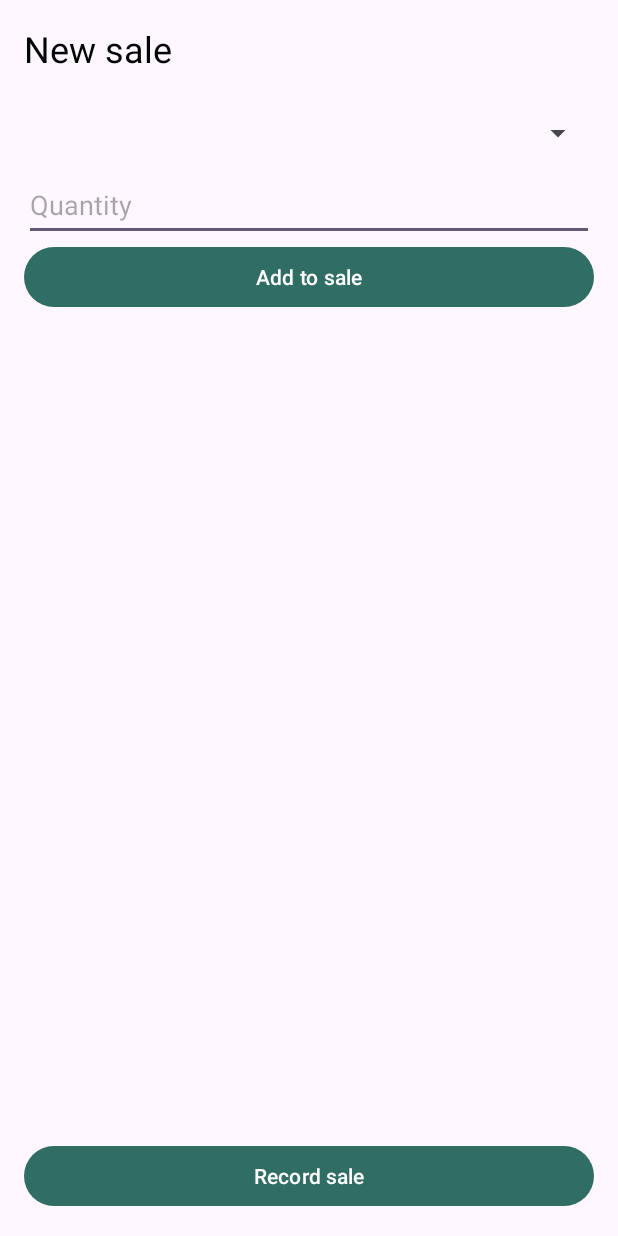
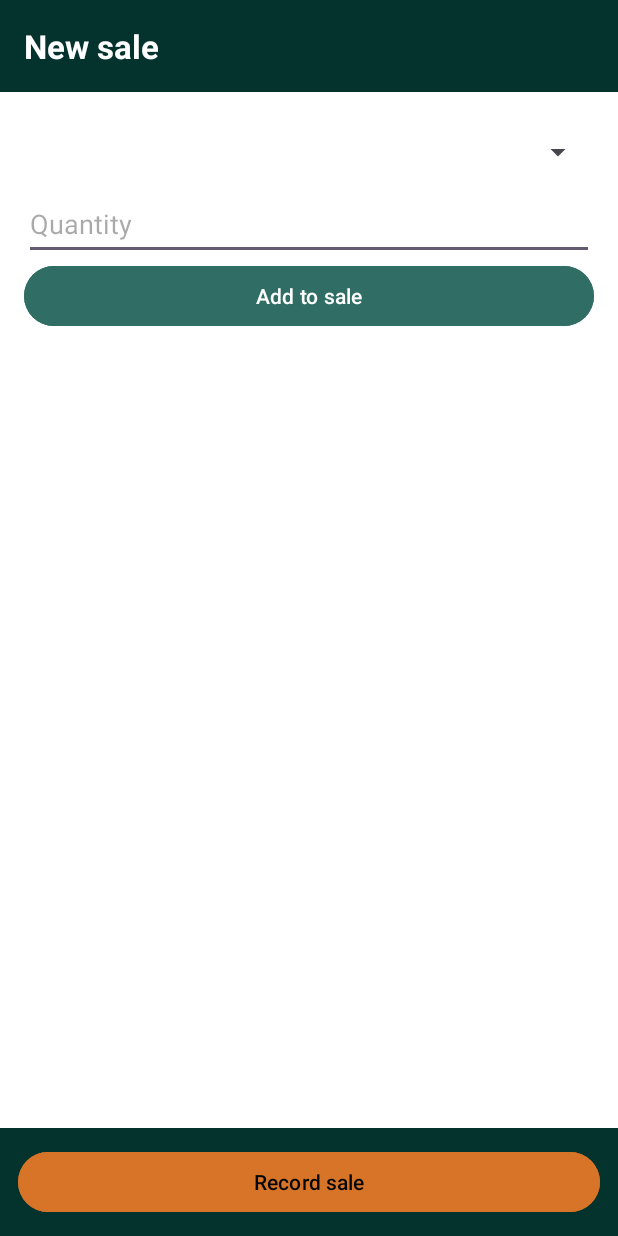
Before and after one commit to M-Ndanu/StockSense, an Android app: the NewSaleActivity screen opened directly, with no data from a screen before it, on a phone screen of 412 x 824 dp. Run offline under Robolectric (Android 15) with nearby library versions, the phone set to English and light mode, and no system bars; 1 statement that could not run was skipped.

Commit message:
polish: green header and bottom strip on new sale and sale summary

```diff
--- a/app/src/main/res/layout/activity_new_sale.xml
+++ b/app/src/main/res/layout/activity_new_sale.xml
@@ -3,25 +3,31 @@
     android:layout_width="match_parent"
     android:layout_height="match_parent"
     android:fitsSystemWindows="true"
+    android:background="@color/stocksense_dark"
     android:orientation="vertical">
-<LinearLayout xmlns:android="http://schemas.android.com/apk/res/android"
+
+    <TextView
         android:layout_width="match_parent"
-    android:layout_height="match_parent"
+        android:layout_height="wrap_content"
+        android:background="@color/stocksense_dark"
+        android:padding="16dp"
+        android:text="@string/sales_title_new_sale"
+        android:textColor="@color/white"
+        android:textSize="22sp"
+        android:textStyle="bold" />
+
+    <LinearLayout
+        android:layout_width="match_parent"
+        android:layout_height="0dp"
+        android:layout_weight="1"
+        android:background="@color/white"
         android:orientation="vertical"
         android:padding="16dp">
-
-    <TextView
-        android:layout_width="wrap_content"
-        android:layout_height="wrap_content"
-        android:text="@string/sales_title_new_sale"
-        android:textColor="@color/stocksense_text"
-        android:textSize="24sp" />
 
         <Spinner
             android:id="@+id/spProducts"
             android:layout_width="match_parent"
-        android:layout_height="48dp"
-        android:layout_marginTop="16dp" />
+            android:layout_height="48dp" />
 
         <EditText
             android:id="@+id/etQuantity"
@@ -35,8 +41,10 @@
             android:id="@+id/btnAddItem"
             android:layout_width="match_parent"
             android:layout_height="wrap_content"
+            android:backgroundTint="@color/stocksense_primary"
             android:minHeight="48dp"
-        android:text="@string/sales_btn_add_item" />
+            android:text="@string/sales_btn_add_item"
+            android:textColor="@color/white" />
 
         <ListView
             android:id="@+id/lvCart"
@@ -49,15 +57,27 @@
             android:layout_width="match_parent"
             android:layout_height="wrap_content"
             android:layout_marginTop="8dp"
-        android:textColor="@color/stocksense_text"
-        android:textSize="18sp" />
+            android:textColor="@color/stocksense_primary"
+            android:textSize="20sp"
+            android:textStyle="bold" />
+
+    </LinearLayout>
+
+    <LinearLayout
+        android:layout_width="match_parent"
+        android:layout_height="wrap_content"
+        android:background="@color/stocksense_dark"
+        android:orientation="vertical"
+        android:padding="12dp">
 
         <Button
             android:id="@+id/btnRecordSale"
             android:layout_width="match_parent"
             android:layout_height="wrap_content"
+            android:backgroundTint="@color/stocksense_accent"
             android:minHeight="48dp"
-        android:text="@string/sales_btn_record" />
+            android:text="@string/sales_btn_record"
+            android:textColor="@color/stocksense_text" />
 
     </LinearLayout>
 </LinearLayout>
```
Also changed, not shown: app/src/main/res/layout/activity_sale_summary.xml (+31 -13 lines). Lines whose indentation alone changed are shown as unchanged.
